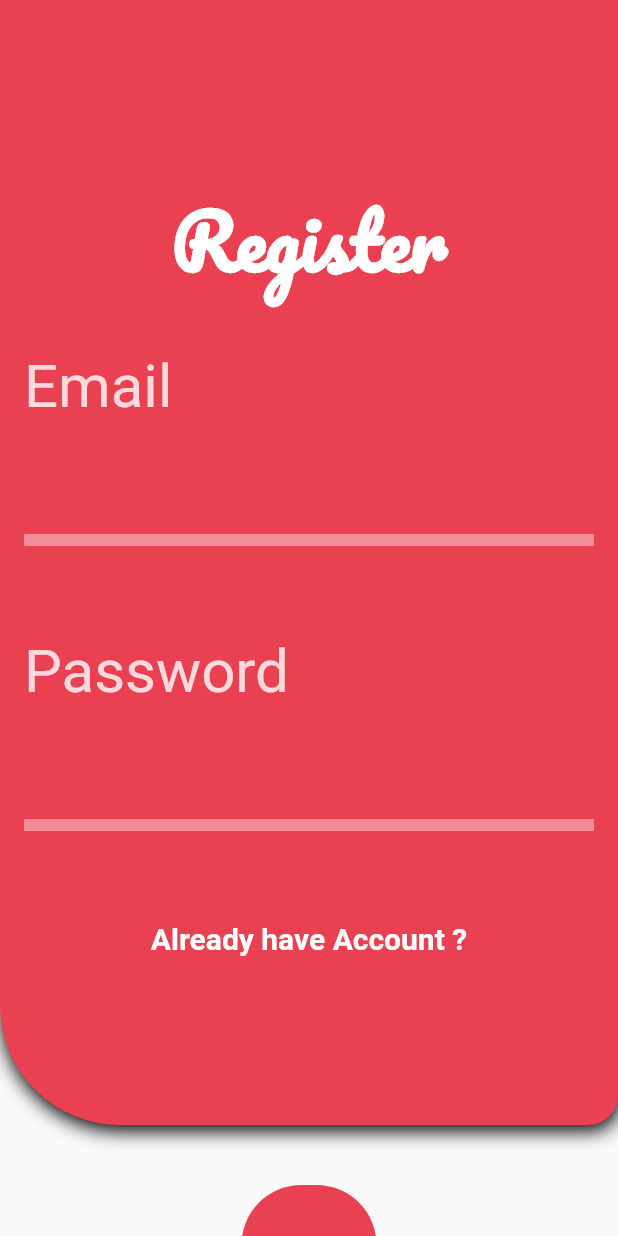
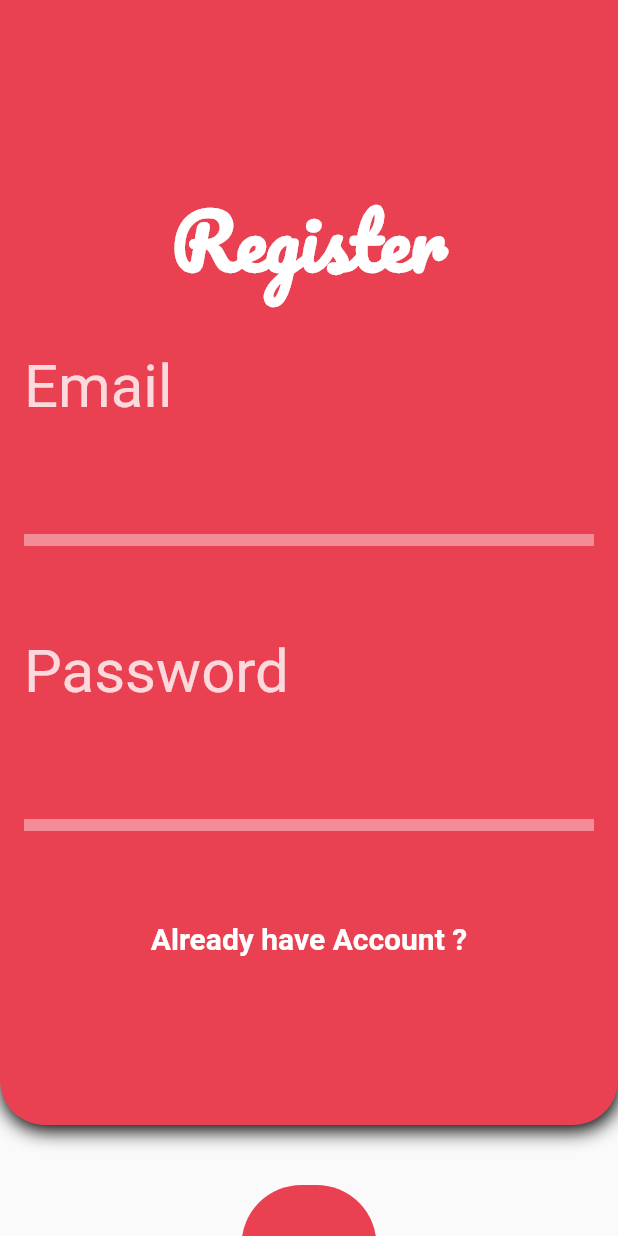
Before and after one commit to Ike28/teaching-assistant-web, a Flutter app: the screen it shows after launch, after a tap on "Dont have Account ?", on a phone screen of 412 x 824 dp. Run offline on Flutter 3.47's test engine with Material 2 defaults, Android fonts, the phone set to English and light mode, and no system bars; our stand-ins replace google_fonts.

Commit message:
front-end visual fixes

```diff
--- a/assistant-web-frontend/lib/login.dart
+++ b/assistant-web-frontend/lib/login.dart
@@ -99,6 +99,7 @@ class _LoginState extends State<Login> {
                               ),
                             ),
                             TextFormField(
+                              obscureText: true,
                               controller: TextEditingController(text: user.password),
                               onChanged: (String val) {
                                 user.password = val;
--- a/assistant-web-frontend/lib/register.dart
+++ b/assistant-web-frontend/lib/register.dart
@@ -42,7 +42,7 @@ class _RegisterState extends State<Register> {
                   decoration: const BoxDecoration(
                     color: Color.fromRGBO(233, 65, 82, 1),
                     boxShadow: <BoxShadow>[BoxShadow(blurRadius: 10, offset: Offset(1, 4))],
-                    borderRadius: BorderRadius.only(bottomLeft: Radius.circular(80), bottomRight: Radius.circular(20)),
+                    borderRadius: BorderRadius.only(bottomLeft: Radius.circular(30), bottomRight: Radius.circular(30)),
                   ),
                   child: Padding(
                     padding: const EdgeInsets.all(16.0),
```
